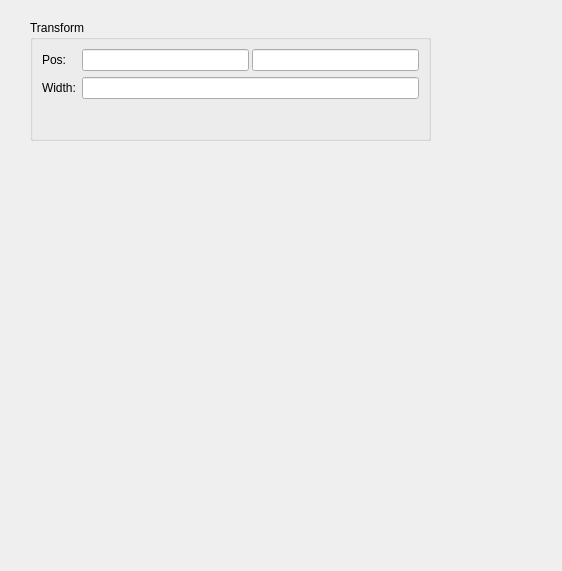
mfessenden/SceneGraph, file ui/designer/AttributesForm_v02.ui: the form before one commit.
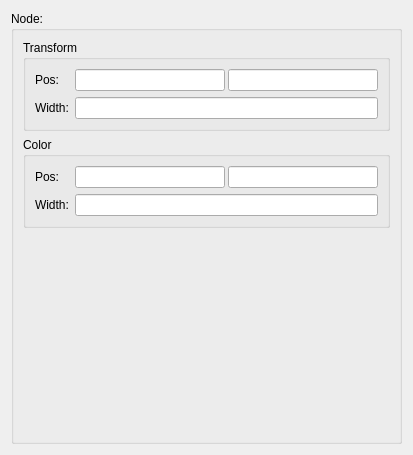
The form after the commit.

Commit message: - add new AttributeEditor - added GraphicsView signals - add new Attribute Editor and widgets - add Metadata Parser for node attributes - add methods for node widgets to build connections automatically

```diff
--- a/ui/designer/AttributesForm_v02.ui
+++ b/ui/designer/AttributesForm_v02.ui
@@ -6,29 +6,29 @@
    <rect>
     <x>0</x>
     <y>0</y>
-    <width>562</width>
-    <height>571</height>
+    <width>413</width>
+    <height>455</height>
    </rect>
   </property>
   <property name="windowTitle">
    <string>Form</string>
   </property>
-  <widget class="QGroupBox" name="groupBox">
-   <property name="geometry">
-    <rect>
-     <x>30</x>
-     <y>20</y>
-     <width>401</width>
-     <height>121</height>
-    </rect>
-   </property>
+  <layout class="QVBoxLayout" name="mainLayout">
+   <item>
+    <widget class="QGroupBox" name="mainGroup">
+     <property name="title">
+      <string>Node:</string>
+     </property>
+     <layout class="QVBoxLayout" name="mainGroupLayout">
+      <item>
+       <widget class="QGroupBox" name="transformGroup">
    <property name="title">
     <string>Transform</string>
    </property>
    <property name="flat">
     <bool>true</bool>
    </property>
-   <layout class="QFormLayout" name="formLayout">
+        <layout class="QFormLayout" name="transformGroupLayout">
     <item row="0" column="0">
      <widget class="QLabel" name="label">
       <property name="text">
@@ -38,7 +38,7 @@
     </item>
     <item row="0" column="1">
      <widget class="QWidget" name="positionWidget" native="true">
-      <layout class="QHBoxLayout" name="mainLayout">
+           <layout class="QHBoxLayout" name="postitionWidgetLayout">
        <property name="spacing">
         <number>3</number>
        </property>
@@ -66,6 +66,74 @@
     </item>
    </layout>
   </widget>
+      </item>
+      <item>
+       <widget class="QGroupBox" name="colorGroup">
+        <property name="title">
+         <string>Color</string>
+        </property>
+        <property name="flat">
+         <bool>true</bool>
+        </property>
+        <layout class="QFormLayout" name="colorGroupForm">
+         <property name="fieldGrowthPolicy">
+          <enum>QFormLayout::AllNonFixedFieldsGrow</enum>
+         </property>
+         <item row="0" column="0">
+          <widget class="QLabel" name="pos_label2">
+           <property name="text">
+            <string>Pos:</string>
+           </property>
+          </widget>
+         </item>
+         <item row="0" column="1">
+          <widget class="QWidget" name="positionWidget2" native="true">
+           <layout class="QHBoxLayout" name="postitionWidget2Layout">
+            <property name="spacing">
+             <number>3</number>
+            </property>
+            <property name="margin">
+             <number>0</number>
+            </property>
+            <item>
+             <widget class="QLineEdit" name="pos1_edit_2"/>
+            </item>
+            <item>
+             <widget class="QLineEdit" name="pos2_edit_2"/>
+            </item>
+           </layout>
+          </widget>
+         </item>
+         <item row="1" column="0">
+          <widget class="QLabel" name="widthLabel_2">
+           <property name="text">
+            <string>Width:</string>
+           </property>
+          </widget>
+         </item>
+         <item row="1" column="1">
+          <widget class="QLineEdit" name="widthLineEdit_2"/>
+         </item>
+        </layout>
+       </widget>
+      </item>
+      <item>
+       <spacer name="verticalSpacer">
+        <property name="orientation">
+         <enum>Qt::Vertical</enum>
+        </property>
+        <property name="sizeHint" stdset="0">
+         <size>
+          <width>20</width>
+          <height>40</height>
+         </size>
+        </property>
+       </spacer>
+      </item>
+     </layout>
+    </widget>
+   </item>
+  </layout>
  </widget>
  <resources/>
  <connections/>
```
Left out of the diff: 2 changed lines with no effect on the pictures. Lines whose indentation alone changed are shown as unchanged. The commit also changes 16 other files.
